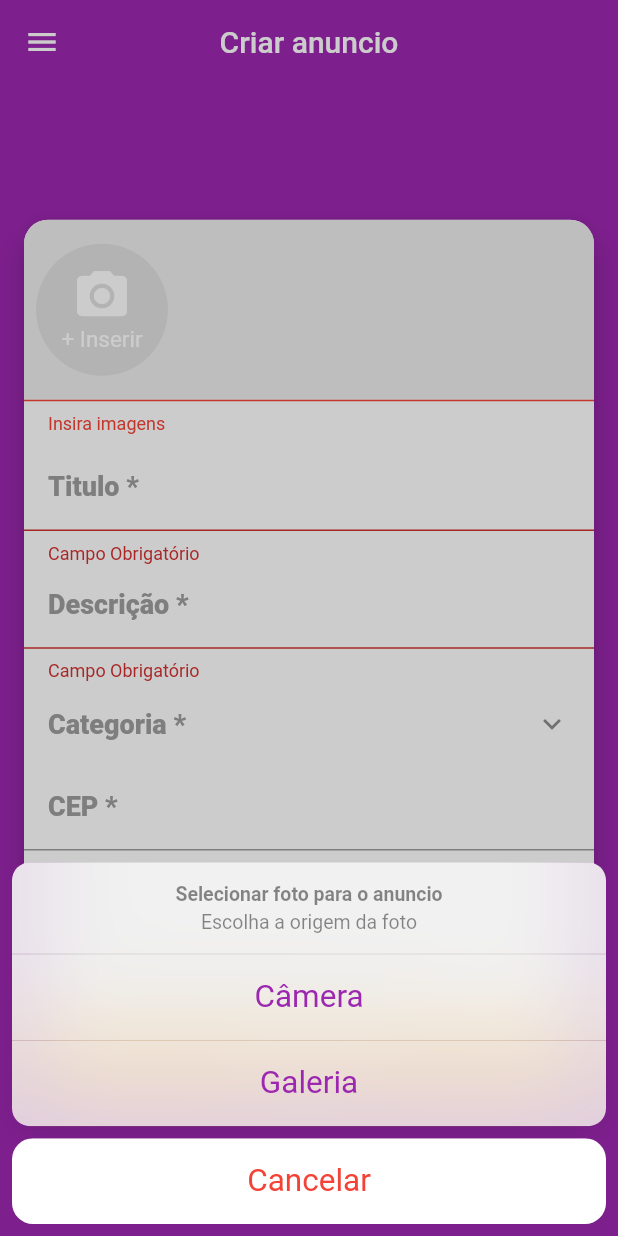
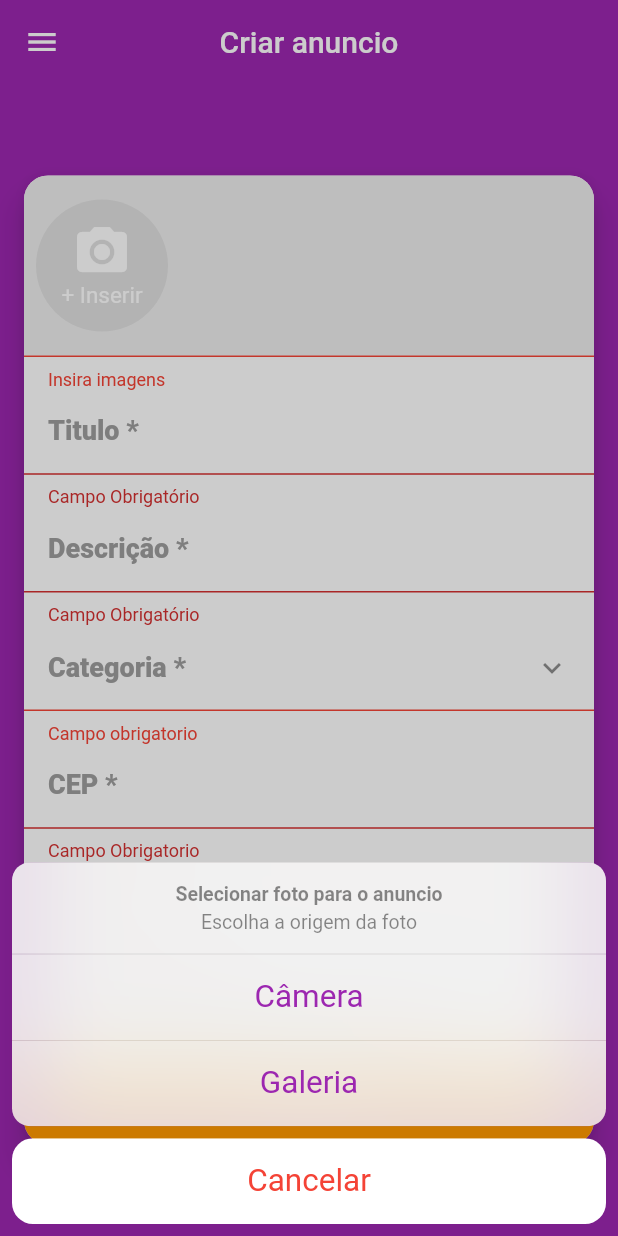
Before and after one commit to leomoreira597/XLO, a Flutter app: the CreateScreen screen opened directly, after a tap on "+ Inserir", on a phone screen of 412 x 824 dp. Run offline on Flutter 3.47's test engine with Material 2 defaults, Android fonts, the phone set to English and light mode, and no system bars; our stand-ins replace brasil_fields, dio, flutter_mobx, get_it, image_cropper, image_picker and 3 more; accounts and stored records are empty; generated files the repository leaves out were written again; network calls fail.

Commit message:
Validação do campo preço

```diff
--- a/lib/componets/category_field.dart
+++ b/lib/componets/category_field.dart
@@ -6,12 +6,15 @@ import 'package:xlo_mobx/ui/category/category_screen.dart';
 class CategoryField extends StatelessWidget {
   //const CategoryField({Key? key}) : super(key: key);
   CategoryField(this.createStore);
+
   final CreateStore createStore;
 
   @override
   Widget build(BuildContext context) {
     return Observer(builder: (_) {
-      return ListTile(
+      return Column(
+        children: [
+          ListTile(
             title: createStore.category == null
                 ? Text(
                     'Categoria *',
@@ -51,6 +54,33 @@ class CategoryField extends StatelessWidget {
                 createStore.setCategory(category);
               }
             },
+          ),
+          if (createStore.categoryError != null)
+            Container(
+              alignment: Alignment.centerLeft,
+              decoration: BoxDecoration(
+                border: Border(
+                  top: BorderSide(color: Colors.red),
+                ),
+              ),
+              padding: const EdgeInsets.fromLTRB(16, 8, 0, 0),
+              child: Text(
+                createStore.categoryError as String,
+                style: TextStyle(
+                  color: Colors.red,
+                  fontSize: 12,
+                ),
+              ),
+            )
+          else
+            Container(
+              decoration: BoxDecoration(
+                border: Border(
+                  top: BorderSide(color: Colors.grey[500] as Color),
+                ),
+              ),
+            ),
+        ],
       );
     });
   }
--- a/lib/componets/cep_field.dart
+++ b/lib/componets/cep_field.dart
@@ -3,24 +3,30 @@ import 'package:flutter/material.dart';
 import 'package:flutter/services.dart';
 import 'package:flutter_mobx/flutter_mobx.dart';
 import 'package:xlo_mobx/stores/cep_store.dart';
+import 'package:xlo_mobx/stores/create_store.dart';
 
 class CepField extends StatelessWidget {
   //const CepField({Key? key}) : super(key: key);
-  final CepStore cepStore = CepStore();
+  CepField(this.createStore) : cepStore = createStore.cepStore;
+
+  final CreateStore createStore;
+  final CepStore? cepStore ;
 
   @override
   Widget build(BuildContext context) {
     return Column(
       crossAxisAlignment: CrossAxisAlignment.stretch,
       children: [
-        TextFormField(
-          onChanged: cepStore.setCep,
+        Observer(builder: (_){
+          return         TextFormField(
+            onChanged: cepStore!.setCep,
             keyboardType: TextInputType.number,
             inputFormatters: [
               FilteringTextInputFormatter.digitsOnly,
               CepInputFormatter(),
             ],
             decoration: InputDecoration(
+              errorText:  createStore.addressError,
               labelText: 'CEP *',
               labelStyle: TextStyle(
                 fontWeight: FontWeight.w800,
@@ -29,20 +35,21 @@ class CepField extends StatelessWidget {
               ),
               contentPadding: const EdgeInsets.fromLTRB(16, 10, 12, 10),
             ),
-        ),
+          );
+        }),
         Observer(builder: (_){
-          if(cepStore.address == null && cepStore.error == null && !cepStore.loading)
+          if(cepStore!.address == null && cepStore!.error == null && !cepStore!.loading)
             return Container();
-          else if(cepStore.address == null && cepStore.error == null)
+          else if(cepStore!.address == null && cepStore!.error == null)
             return LinearProgressIndicator();
-          else if(cepStore.error != null)
+          else if(cepStore!.error != null)
             return Container(
               color: Colors.red.withAlpha(100),
               height: 50,
               padding: const EdgeInsets.all(8),
               alignment: Alignment.center,
               child: Text(
-                cepStore.error as String,
+                cepStore!.error as String,
                 style: TextStyle(
                   fontWeight: FontWeight.w600,
                   color: Colors.red,
@@ -50,7 +57,7 @@ class CepField extends StatelessWidget {
               ),
             );
           else{
-            final a = cepStore.address;
+            final a = cepStore!.address;
             return Container(
               color: Colors.purple.withAlpha(150),
               height: 50,
--- a/lib/componets/imagesfield.dart
+++ b/lib/componets/imagesfield.dart
@@ -101,7 +101,7 @@ class ImagesField extends StatelessWidget {
                       top: BorderSide(color: Colors.red),
                     ),
                   ),
-                  padding: const EdgeInsets.fromLTRB(16, 8, 0, 8),
+                  padding: const EdgeInsets.fromLTRB(16, 8, 0, 0),
                   child: Text(
                     createStore.imagesError as String,
                     style: TextStyle(
--- a/lib/stores/create_store.dart
+++ b/lib/stores/create_store.dart
@@ -1,5 +1,7 @@
 import 'package:mobx/mobx.dart';
+import 'package:xlo_mobx/models/address.dart';
 import 'package:xlo_mobx/models/category.dart';
+import 'package:xlo_mobx/stores/cep_store.dart';
 
 part 'create_store.g.dart';
 
@@ -67,6 +69,59 @@ abstract class _CreateStore with Store {
   @action
   void setCategory(Category value) => category = value;
 
+  @computed
+  bool get categoryValid => category != null;
+  String? get categoryError{
+    if(categoryValid){
+      return null;
+    }
+    else{
+      return 'Campo obrigatorio';
+    }
+  }
+
+  CepStore cepStore = CepStore();
+
+  @computed
+  Address? get address => cepStore!.address;
+  bool get addressValid => address != null;
+  String? get addressError {
+    if(addressValid){
+      return null;
+    }
+    else{
+      return 'Campo Obrigatorio';
+    }
+  }
+
+  @observable
+  String priceText = '';
+
+  @action
+  void setPrice(String value) => priceText = value;
+
+  @computed
+  num? get price{
+    if(priceText.contains(',')){
+      return num.tryParse(priceText.replaceAll(RegExp('[^0-9]'), ''))! / 100;
+    }
+    else{
+      return num.tryParse(priceText);
+    }
+  }
+  bool get priceValid => price != null && price! <= 9999999;
+  String? get priceError{
+    if(priceValid){
+      return null;
+    }
+    else if(priceText.isEmpty){
+      return 'O campo é Obrigatorio';
+    }
+    else{
+      return 'Preço inválido';
+    }
+  }
+
   @observable
   bool? hidePhone = false;
 
--- a/lib/ui/create_screen.dart
+++ b/lib/ui/create_screen.dart
@@ -72,20 +72,24 @@ class CreateScreen extends StatelessWidget {
                   );
                 }),
                 CategoryField(createStore),
-                CepField(),
-                TextFormField(
+                CepField(createStore),
+                Observer(builder: (_){
+                   return TextFormField(
+                    onChanged: createStore.setPrice,
                     decoration: InputDecoration(
                       labelText: 'Preço *',
                       labelStyle: labelStlye,
                       contentPadding: contentPadding,
                       prefixText: 'R\$ ',
+                      errorText: createStore.priceError,
                     ),
                     keyboardType: TextInputType.number,
                     inputFormatters: [
                       FilteringTextInputFormatter.digitsOnly,
                       CentavosInputFormatter(),
                     ],
-                ),
+                  );
+                }),
                 HidePhoneField(createStore),
                 SizedBox(
                   height: 50,
```
Also changed, not shown: lib/stores/create_store.g.dart. Lines whose indentation alone changed are shown as unchanged.
